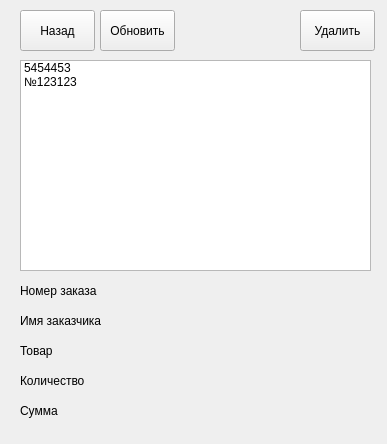
This is orderList.ui in Shuv1Wolf/hackathon as Qt 5 draws it before an edit. The edited form follows.
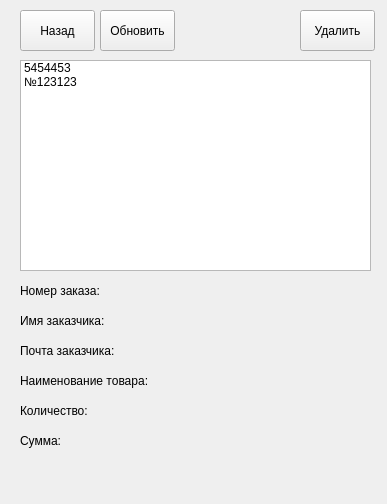
This is the edited form.

Patch:
```diff
--- a/orderList.ui
+++ b/orderList.ui
@@ -7,7 +7,7 @@
     <x>0</x>
     <y>0</y>
     <width>387</width>
-    <height>444</height>
+    <height>504</height>
    </rect>
   </property>
   <property name="windowTitle">
@@ -72,26 +72,10 @@
      <string notr="true">font: 14pt &quot;MS Shell Dlg 2&quot;;</string>
     </property>
     <property name="text">
-     <string>Имя заказчика</string>
+     <string>Имя заказчика:</string>
     </property>
    </widget>
-   <widget class="QLabel" name="label_2">
-    <property name="geometry">
-     <rect>
-      <x>20</x>
-      <y>340</y>
-      <width>341</width>
-      <height>21</height>
-     </rect>
-    </property>
-    <property name="styleSheet">
-     <string notr="true">font: 14pt &quot;MS Shell Dlg 2&quot;;</string>
-    </property>
-    <property name="text">
-     <string>Товар</string>
-    </property>
-   </widget>
-   <widget class="QLabel" name="label_3">
+   <widget class="QLabel" name="good_label">
     <property name="geometry">
      <rect>
       <x>20</x>
@@ -104,7 +88,7 @@
      <string notr="true">font: 14pt &quot;MS Shell Dlg 2&quot;;</string>
     </property>
     <property name="text">
-     <string>Количество</string>
+     <string>Наименование товара:</string>
     </property>
    </widget>
    <widget class="QLabel" name="label_4">
@@ -120,10 +104,26 @@
      <string notr="true">font: 14pt &quot;MS Shell Dlg 2&quot;;</string>
     </property>
     <property name="text">
-     <string>Сумма</string>
+     <string>Количество:</string>
     </property>
    </widget>
-   <widget class="QLabel" name="label_5">
+   <widget class="QLabel" name="sum_label">
+    <property name="geometry">
+     <rect>
+      <x>20</x>
+      <y>430</y>
+      <width>341</width>
+      <height>21</height>
+     </rect>
+    </property>
+    <property name="styleSheet">
+     <string notr="true">font: 14pt &quot;MS Shell Dlg 2&quot;;</string>
+    </property>
+    <property name="text">
+     <string>Сумма:</string>
+    </property>
+   </widget>
+   <widget class="QLabel" name="number_label">
     <property name="geometry">
      <rect>
       <x>20</x>
@@ -136,7 +136,7 @@
      <string notr="true">font: 14pt &quot;MS Shell Dlg 2&quot;;</string>
     </property>
     <property name="text">
-     <string>Номер заказа</string>
+     <string>Номер заказа:</string>
     </property>
    </widget>
    <widget class="QPushButton" name="delete_button">
@@ -165,6 +165,22 @@
      <string>Обновить</string>
     </property>
    </widget>
+   <widget class="QLabel" name="mail_label">
+    <property name="geometry">
+     <rect>
+      <x>20</x>
+      <y>340</y>
+      <width>341</width>
+      <height>21</height>
+     </rect>
+    </property>
+    <property name="styleSheet">
+     <string notr="true">font: 14pt &quot;MS Shell Dlg 2&quot;;</string>
+    </property>
+    <property name="text">
+     <string>Почта заказчика:</string>
+    </property>
+   </widget>
   </widget>
  </widget>
  <resources/>
```
Left out of the diff: 21 changed lines with no effect on the pictures.
